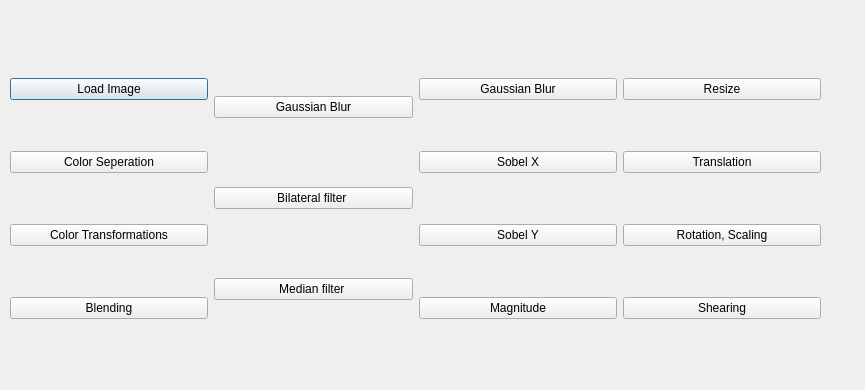
Before: the Qt Designer form introImageProcessing/Hw1/main.ui in eric88525/NCKU-work, drawn with Qt 5.
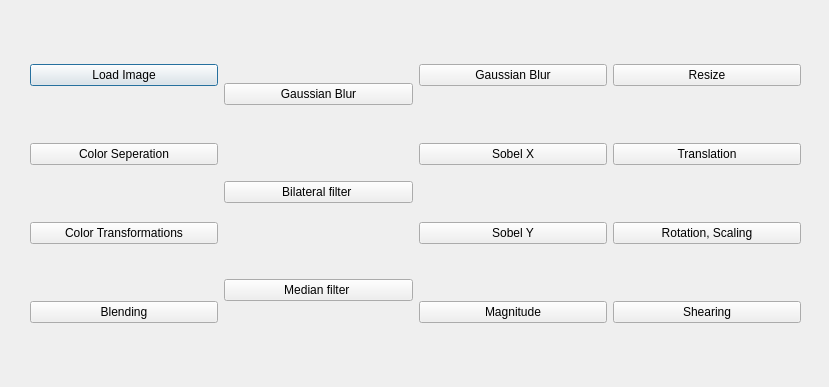
After: the same form once the commit is applied.

```diff
--- a/introImageProcessing/Hw1/main.ui
+++ b/introImageProcessing/Hw1/main.ui
@@ -6,8 +6,8 @@
    <rect>
     <x>0</x>
     <y>0</y>
-    <width>865</width>
-    <height>390</height>
+    <width>829</width>
+    <height>387</height>
    </rect>
   </property>
   <property name="windowTitle">
@@ -17,16 +17,35 @@
    <property name="geometry">
     <rect>
      <x>10</x>
-     <y>33</y>
+     <y>13</y>
      <width>811</width>
-     <height>331</height>
+     <height>361</height>
     </rect>
    </property>
    <layout class="QHBoxLayout" name="horizontalLayout">
+    <item>
+     <spacer name="horizontalSpacer">
+      <property name="orientation">
+       <enum>Qt::Horizontal</enum>
+      </property>
+      <property name="sizeType">
+       <enum>QSizePolicy::Fixed</enum>
+      </property>
+      <property name="sizeHint" stdset="0">
+       <size>
+        <width>20</width>
+        <height>20</height>
+       </size>
+      </property>
+     </spacer>
+    </item>
     <item>
      <layout class="QVBoxLayout" name="verticalLayout">
       <item>
        <widget class="QPushButton" name="LoadImageButton">
+        <property name="styleSheet">
+         <string notr="true"/>
+        </property>
         <property name="text">
          <string>Load Image</string>
         </property>
@@ -144,6 +163,22 @@
       </item>
      </layout>
     </item>
+    <item>
+     <spacer name="horizontalSpacer_2">
+      <property name="orientation">
+       <enum>Qt::Horizontal</enum>
+      </property>
+      <property name="sizeType">
+       <enum>QSizePolicy::Fixed</enum>
+      </property>
+      <property name="sizeHint" stdset="0">
+       <size>
+        <width>20</width>
+        <height>20</height>
+       </size>
+      </property>
+     </spacer>
+    </item>
    </layout>
   </widget>
  </widget>
```
Left out of the diff: 13 changed lines with no effect on the pictures.
